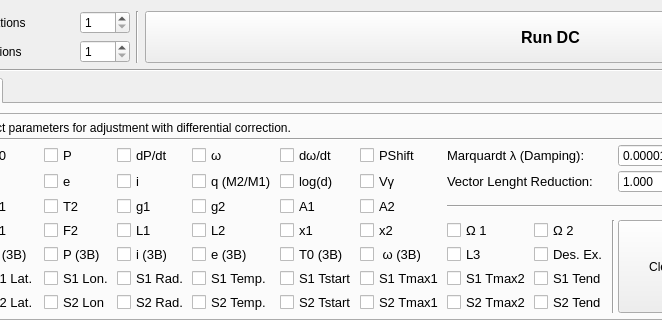
Before: the Qt Designer form resources/dc_widget.ui in Varnani/pywd2015-qt5, drawn with Qt 5; both pictures show x 82 to 744 and y 0 to 320 of the 1355 by 700 pixel window.
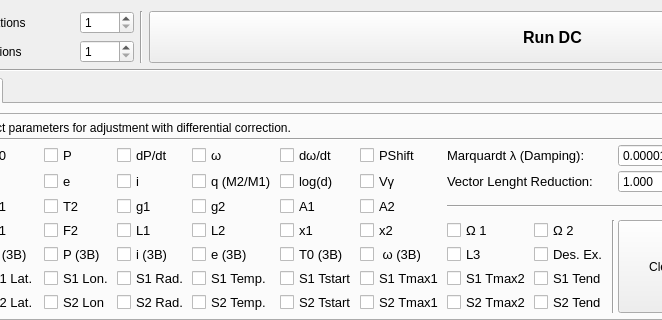
After: the same form once the commit is applied.

Patch:
```diff
--- a/resources/dc_widget.ui
+++ b/resources/dc_widget.ui
@@ -92,6 +92,9 @@
          <property name="minimum">
           <number>1</number>
          </property>
+         <property name="maximum">
+          <number>9999</number>
+         </property>
         </widget>
        </item>
       </layout>
@@ -157,6 +160,9 @@
          <property name="minimum">
           <number>1</number>
          </property>
+         <property name="maximum">
+          <number>9999</number>
+         </property>
         </widget>
        </item>
       </layout>
```
